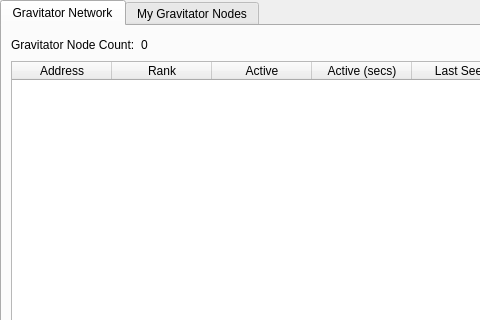
Above: src/qt/forms/masternodemanager.ui from whatisthiseven/difftest before the change; both pictures show x 0 to 480 and y 0 to 320 of the 723 by 457 pixel window. Below: the same form after it.
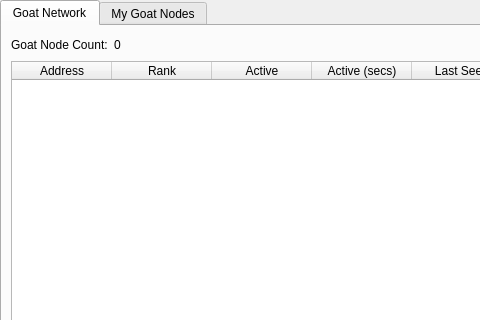
That is the form after the change.

Commit message: diff test with goat

```diff
--- a/src/qt/forms/masternodemanager.ui
+++ b/src/qt/forms/masternodemanager.ui
@@ -38,7 +38,7 @@
        </property>
        <widget class="QWidget" name="tab">
         <attribute name="title">
-         <string>Gravitator Network</string>
+         <string>Goat Network</string>
         </attribute>
         <layout class="QGridLayout" name="gridLayout">
          <item row="1" column="0">
@@ -95,7 +95,7 @@
            <item>
             <widget class="QLabel" name="label_2">
              <property name="text">
-              <string>Gravitator Node Count:</string>
+              <string>Goat Node Count:</string>
              </property>
             </widget>
            </item>
@@ -125,7 +125,7 @@
        </widget>
        <widget class="QWidget" name="tab_2">
         <attribute name="title">
-         <string>My Gravitator Nodes</string>
+         <string>My Goat Nodes</string>
         </attribute>
         <layout class="QGridLayout" name="gridLayout_2">
          <item row="0" column="0">
```
The commit also changes 253 other files.
